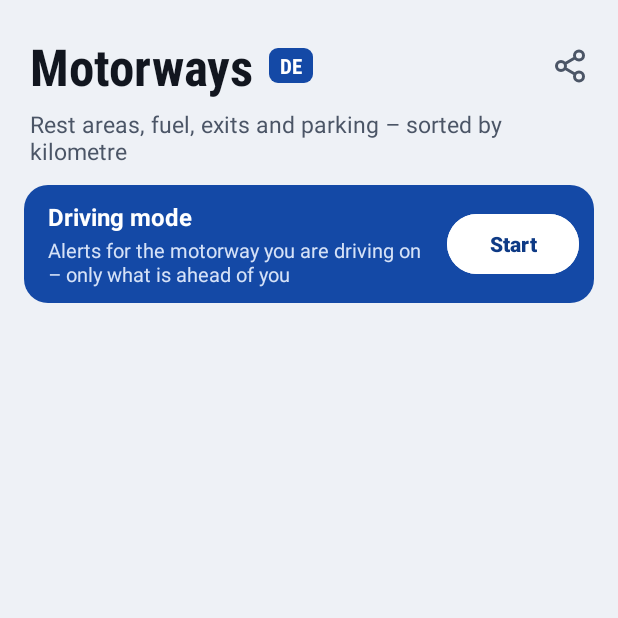
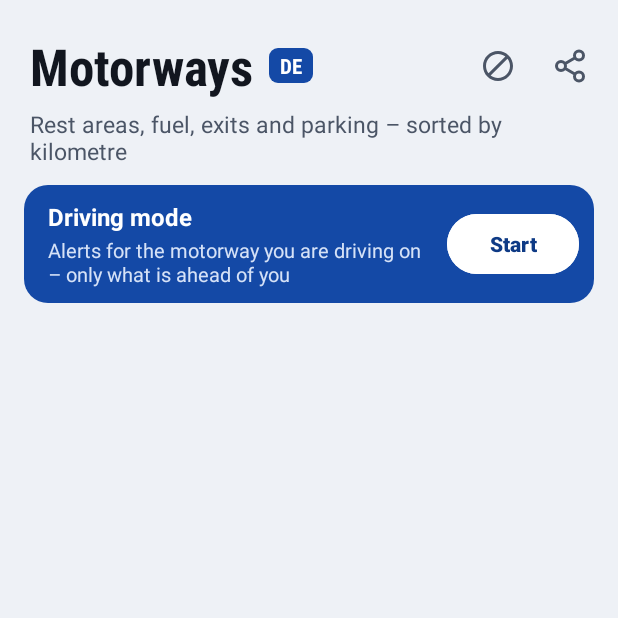
Before and after one commit to zeljkobilbija/AutobahnInfo, an Android app: the screen it shows after launch (MainActivity), on a phone screen of 412 x 824 dp, the top half of it. Run offline under Robolectric (Android 15) with nearby library versions, the phone set to English and light mode, and no system bars; our stand-ins replace AdMob; libraries missing offline, so code that uses them is left out: com.android.billingclient; pictures from the network do not load; 9 statements that could not run were skipped.

Commit message:
Kupovina „Bez reklama“ (jednokratni proizvod remove_ads, kao InterstateInfo): dugme na početnom ekranu, posle kupovine nema banera ni interstitiala; prevodi na 18 jezika; AGP 9.5.1
Co-Authored-By: Claude Opus 5.5 <noreply@anthropic.com>
Claude-Session: https://claude.ai/code/session_012mNDwT91o8LDTqjguxQ5Gd

```diff
--- a/app/build.gradle.kts
+++ b/app/build.gradle.kts
@@ -42,6 +42,7 @@ dependencies {
     implementation(libs.recyclerview)
     implementation(libs.play.services.ads)
     implementation(libs.ump)
+    implementation(libs.billing)
     implementation(libs.work.runtime)
     implementation(libs.play.services.location)
     testImplementation(libs.junit)
--- /dev/null
+++ b/app/src/main/java/com/zeljkobilbija001/autobahninfo/Kupovina.java
@@ -0,0 +1,135 @@
+package com.zeljkobilbija001.autobahninfo;
+
+import android.app.Activity;
+import android.content.Context;
+import android.content.SharedPreferences;
+import android.widget.Toast;
+
+import com.android.billingclient.api.AcknowledgePurchaseParams;
+import com.android.billingclient.api.BillingClient;
+import com.android.billingclient.api.BillingClientStateListener;
+import com.android.billingclient.api.BillingFlowParams;
+import com.android.billingclient.api.BillingResult;
+import com.android.billingclient.api.PendingPurchasesParams;
+import com.android.billingclient.api.ProductDetails;
+import com.android.billingclient.api.Purchase;
+import com.android.billingclient.api.QueryProductDetailsParams;
+import com.android.billingclient.api.QueryPurchasesParams;
+
+import java.util.Collections;
+import java.util.List;
+
+/**
+ * Kupovina „Bez reklama“ (jednokratni proizvod {@value #PROIZVOD} na Google Play-u, 2,99 €).
+ *
+ * Stanje se pamti lokalno (brz početak bez mreže), a pri svakom pokretanju potvrđuje kod Play-a:
+ * kupovina je vezana za Google nalog, pa se posle nove instalacije ili na drugom telefonu sama vraća.
+ * Kupovina mora da se potvrdi (acknowledge) u roku od 3 dana, inače Google vraća novac.
+ */
+public final class Kupovina {
+
+    /** ID proizvoda u Play Console-u (Monetizza → Prodotti a pagamento singolo). Ne menja se. */
+    public static final String PROIZVOD = "remove_ads";
+    private static final String PODESAVANJA = "kupovina", KLJUC = "bez_reklama";
+
+    private static BillingClient klijent;
+    private static Runnable posleKupovine;
+
+    private Kupovina() { }
+
+    /** Da li je korisnik kupio „Bez reklama“ (poslednje poznato stanje). */
+    public static boolean bezReklama(Context c) {
+        return prefs(c).getBoolean(KLJUC, false);
+    }
+
+    /** Pozvati na početnom ekranu: poveže se sa Play-om i osveži stanje kupovine. */
+    public static void proveri(Context c, Runnable kadaSePromeni) {
+        Context app = c.getApplicationContext();
+        if (klijent == null) {
+            klijent = BillingClient.newBuilder(app)
+                    .setListener((rezultat, kupovine) -> {
+                        if (rezultat.getResponseCode() == BillingClient.BillingResponseCode.OK && kupovine != null) {
+                            obradi(app, kupovine);
+                        } else if (rezultat.getResponseCode() == BillingClient.BillingResponseCode.ITEM_ALREADY_OWNED) {
+                            sacuvaj(app, true);
+                            if (posleKupovine != null) posleKupovine.run();
+                        }
+                    })
+                    .enablePendingPurchases(PendingPurchasesParams.newBuilder().enableOneTimeProducts().build())
+                    .enableAutoServiceReconnection()
+                    .build();
+        }
+        if (klijent.isReady()) { osvezi(app, kadaSePromeni); return; }
+        klijent.startConnection(new BillingClientStateListener() {
+            @Override public void onBillingSetupFinished(BillingResult r) {
+                if (r.getResponseCode() == BillingClient.BillingResponseCode.OK) osvezi(app, kadaSePromeni);
+            }
+            @Override public void onBillingServiceDisconnected() { }
+        });
+    }
+
+    /** Pokreće Google Play prozor za kupovinu (u njemu je cena u valuti korisnika). */
+    public static void kupi(Activity a, Runnable posle) {
+        posleKupovine = posle;
+        if (klijent == null || !klijent.isReady()) {
+            proveri(a, null);
+            Toast.makeText(a, R.string.kupovina_nedostupna, Toast.LENGTH_SHORT).show();
+            return;
+        }
+        QueryProductDetailsParams upit = QueryProductDetailsParams.newBuilder()
+                .setProductList(Collections.singletonList(QueryProductDetailsParams.Product.newBuilder()
+                        .setProductId(PROIZVOD).setProductType(BillingClient.ProductType.INAPP).build()))
+                .build();
+        klijent.queryProductDetailsAsync(upit, (rezultat, odgovor) -> {
+            List<ProductDetails> lista = odgovor.getProductDetailsList();
+            if (rezultat.getResponseCode() != BillingClient.BillingResponseCode.OK || lista.isEmpty()) {
+                a.runOnUiThread(() -> Toast.makeText(a, R.string.kupovina_nedostupna, Toast.LENGTH_SHORT).show());
+                return;
+            }
+            BillingFlowParams tok = BillingFlowParams.newBuilder()
+                    .setProductDetailsParamsList(Collections.singletonList(
+                            BillingFlowParams.ProductDetailsParams.newBuilder().setProductDetails(lista.get(0)).build()))
+                    .build();
+            a.runOnUiThread(() -> klijent.launchBillingFlow(a, tok));
+        });
+    }
+
+    private static void osvezi(Context app, Runnable kadaSePromeni) {
+        klijent.queryPurchasesAsync(QueryPurchasesParams.newBuilder().setProductType(BillingClient.ProductType.INAPP).build(),
+                (rezultat, kupovine) -> {
+                    if (rezultat.getResponseCode() != BillingClient.BillingResponseCode.OK) return;
+                    boolean pre = bezReklama(app);
+                    boolean ima = false;
+                    for (Purchase p : kupovine) if (jeNasa(p)) { ima = true; potvrdi(p); }
+                    sacuvaj(app, ima);
+                    if (pre != ima && kadaSePromeni != null) kadaSePromeni.run();
+                });
+    }
+
+    private static void obradi(Context app, List<Purchase> kupovine) {
+        for (Purchase p : kupovine) {
+            if (!jeNasa(p)) continue;
+            potvrdi(p);
+            sacuvaj(app, true);
+            if (posleKupovine != null) posleKupovine.run();
+        }
+    }
+
+    /** Plaćena kupovina našeg proizvoda (ne ona koja još čeka uplatu). */
+    private static boolean jeNasa(Purchase p) {
+        return p.getProducts().contains(PROIZVOD) && p.getPurchaseState() == Purchase.PurchaseState.PURCHASED;
+    }
+
+    private static void potvrdi(Purchase p) {
+        if (p.isAcknowledged()) return;
+        klijent.acknowledgePurchase(AcknowledgePurchaseParams.newBuilder().setPurchaseToken(p.getPurchaseToken()).build(), r -> { });
+    }
+
+    private static void sacuvaj(Context c, boolean kupljeno) {
+        prefs(c).edit().putBoolean(KLJUC, kupljeno).apply();
+    }
+
+    private static SharedPreferences prefs(Context c) {
+        return c.getApplicationContext().getSharedPreferences(PODESAVANJA, Context.MODE_PRIVATE);
+    }
+}
--- a/app/src/main/java/com/zeljkobilbija001/autobahninfo/MainActivity.java
+++ b/app/src/main/java/com/zeljkobilbija001/autobahninfo/MainActivity.java
@@ -86,6 +86,16 @@ public class MainActivity extends AppCompatActivity {
         dugmePrivatnosti.setOnClickListener(v ->
                 Reklame.prikaziPodesavanjaPrivatnosti(this, this::posleSaglasnosti));
         Reklame.prikupiSaglasnost(this, this::posleSaglasnosti);
+
+        // Kupovina „Bez reklama“: dugme dok nije kupljeno; promena stanja (kupovina,
+        // vraćanje na novom telefonu) ponovo iscrta ekran, pa baner nestane ili se pojavi
+        View dugmeBezReklama = findViewById(R.id.dugmeBezReklama);
+        dugmeBezReklama.setVisibility(Kupovina.bezReklama(this) ? View.GONE : View.VISIBLE);
+        dugmeBezReklama.setOnClickListener(v -> Kupovina.kupi(this, () -> runOnUiThread(() -> {
+            Toast.makeText(this, R.string.kupovina_hvala, Toast.LENGTH_LONG).show();
+            recreate();
+        })));
+        Kupovina.proveri(this, () -> runOnUiThread(this::recreate));
     }
 
     private void posleSaglasnosti() {
--- a/app/src/main/java/com/zeljkobilbija001/autobahninfo/Reklame.java
+++ b/app/src/main/java/com/zeljkobilbija001/autobahninfo/Reklame.java
@@ -44,7 +44,8 @@ public final class Reklame {
 
     /** Da li smemo da tražimo reklame (saglasnost data ili nije potrebna). */
     public static boolean dozvoljene(Context c) {
-        return UserMessagingPlatform.getConsentInformation(c).canRequestAds();
+        // kupljeno „Bez reklama“: nema banera ni interstitiala
+        return !Kupovina.bezReklama(c) && UserMessagingPlatform.getConsentInformation(c).canRequestAds();
     }
 
     /** Da li korisniku treba ponuditi dugme za podešavanja privatnosti. */
@@ -65,6 +66,7 @@ public final class Reklame {
      * sređena (ili nije potrebna), pokreće SDK i poziva {@code kadaSpremno}.
      */
     public static void prikupiSaglasnost(Activity a, Runnable kadaSpremno) {
+        if (Kupovina.bezReklama(a)) { if (kadaSpremno != null) kadaSpremno.run(); return; }
         ConsentInformation info = UserMessagingPlatform.getConsentInformation(a);
         ConsentRequestParameters parametri = new ConsentRequestParameters.Builder().build();
         info.requestConsentInfoUpdate(a, parametri,
--- /dev/null
+++ b/app/src/main/res/drawable/ic_bez_reklama.xml
@@ -0,0 +1,9 @@
+<?xml version="1.0" encoding="utf-8"?>
+<!-- Dugme „Bez reklama“: precrtan krug (Material „block“) -->
+<vector xmlns:android="http://schemas.android.com/apk/res/android"
+    android:width="24dp"
+    android:height="24dp"
+    android:viewportWidth="24"
+    android:viewportHeight="24">
+    <path android:fillColor="#FF000000" android:pathData="M12,2C6.48,2 2,6.48 2,12s4.48,10 10,10 10,-4.48 10,-10S17.52,2 12,2zM4,12c0,-4.42 3.58,-8 8,-8 1.85,0 3.55,0.63 4.9,1.69L5.69,16.9C4.63,15.55 4,13.85 4,12zM12,20c-1.85,0 -3.55,-0.63 -4.9,-1.69L18.31,7.1C19.37,8.45 20,10.15 20,12c0,4.42 -3.58,8 -8,8z" />
+</vector>
--- a/app/src/main/res/layout/activity_main.xml
+++ b/app/src/main/res/layout/activity_main.xml
@@ -48,6 +48,17 @@
             android:layout_width="0dp"
             android:layout_height="0dp"
             android:layout_weight="1" />
+
+        <ImageButton
+            android:id="@+id/dugmeBezReklama"
+            android:layout_width="48dp"
+            android:layout_height="48dp"
+            android:background="?attr/selectableItemBackgroundBorderless"
+            android:contentDescription="@string/bez_reklama"
+            android:src="@drawable/ic_bez_reklama"
+            android:tooltipText="@string/bez_reklama"
+            android:visibility="gone"
+            app:tint="@color/tekst_sekundarni" />
 
         <ImageButton
             android:id="@+id/dugmePodeli"
--- a/app/src/main/res/values/strings.xml
+++ b/app/src/main/res/values/strings.xml
@@ -101,4 +101,8 @@
     <string name="lokacija_nije_na">You are not on the %s right now</string>
     <string name="lokacija_nema">Your location is not available.</string>
     <string name="lokacija_vi_ste_ovde">You are here</string>
+    <!-- kupovina „Bez reklama“ -->
+    <string name="bez_reklama">Remove ads</string>
+    <string name="kupovina_hvala">Thank you! Ads are removed.</string>
+    <string name="kupovina_nedostupna">Purchase is not available right now. Please try again later.</string>
 </resources>
--- a/gradle/libs.versions.toml
+++ b/gradle/libs.versions.toml
@@ -1,5 +1,6 @@
 [versions]
-agp = "9.5.0"
+billing = "8.0.0"
+agp = "9.5.1"
 junit = "4.13.2"
 junitVersion = "1.3.0"
 espressoCore = "3.7.0"
@@ -15,6 +16,7 @@ playServicesLocation = "21.3.0"
 ump = "4.0.0"
 
 [libraries]
+billing = { group = "com.android.billingclient", name = "billing", version.ref = "billing" }
 junit = { group = "junit", name = "junit", version.ref = "junit" }
 ext-junit = { group = "androidx.test.ext", name = "junit", version.ref = "junitVersion" }
 espresso-core = { group = "androidx.test.espresso", name = "espresso-core", version.ref = "espressoCore" }
```
Also changed, not shown: 17 other files.
